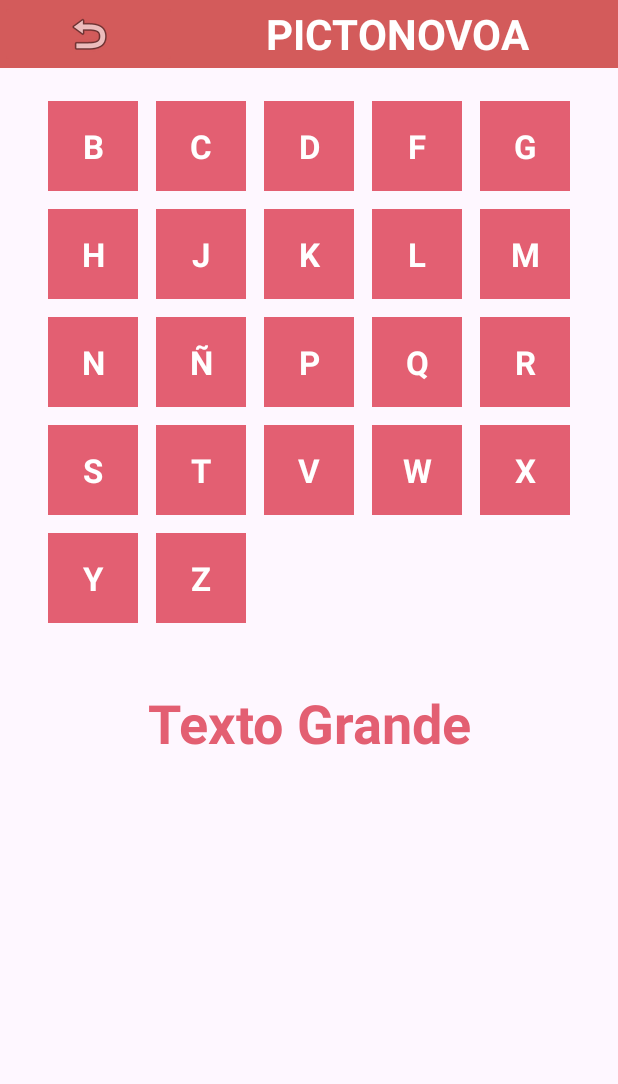
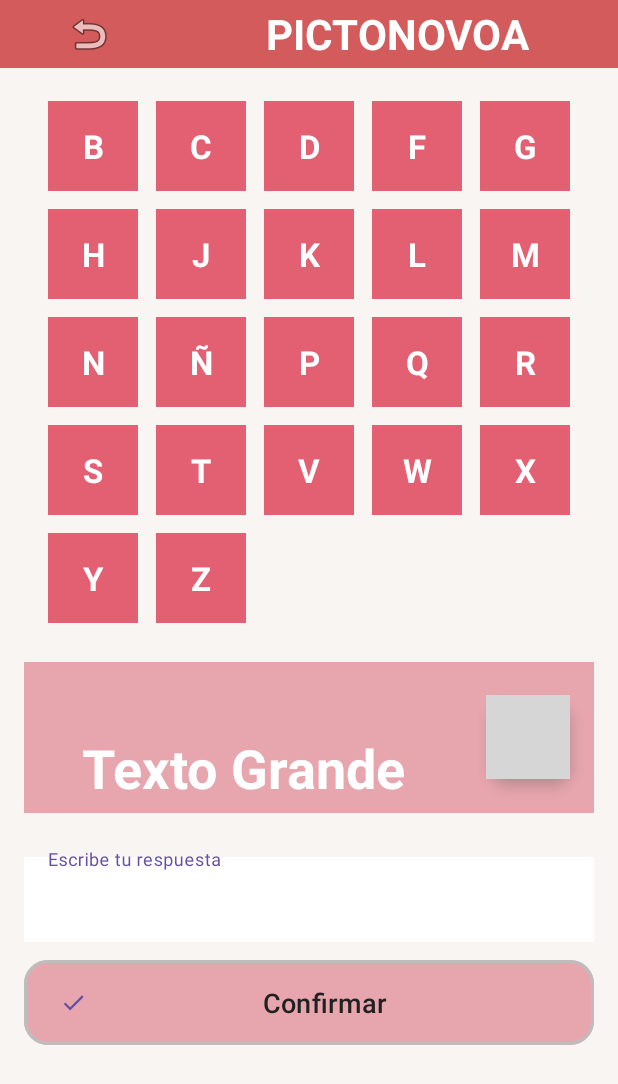
Before and after one commit to rubverd/edunova-pictogramas, an Android app: the layout silabas.xml on its own in the app's theme, with its tools: preview values and no code run, on a phone screen of 412 x 824 dp. Shown: the top 1084 px of the screen. Run offline under Robolectric (Android 15) with nearby library versions, the phone set to English and light mode, and no system bars; grey boxes are pictures that could not be loaded.

Commit message:
Cambiada UI de silabas, teoricamente ahora deberiamos de poder llegar a este menu a traves del menu principal(no he podido probarlo por errores de conexión)

```diff
--- a/app/src/main/java/com/example/edunova/HomeActivity.kt
+++ b/app/src/main/java/com/example/edunova/HomeActivity.kt
@@ -37,6 +37,9 @@ class HomeActivity : AppCompatActivity() {
 
         binding.cardGuess.setOnClickListener {
             // TODO: Reemplazar con: startActivity(Intent(this, GuessActivity::class.java))
+            startActivity(Intent(this, SilabasActivity::class.java))
+            startActivity(intent)
+
             showToast("Modo: Adivinar")
         }
 
--- a/app/src/main/java/com/example/edunova/SilabasActivity.kt
+++ b/app/src/main/java/com/example/edunova/SilabasActivity.kt
@@ -41,17 +41,6 @@ class SilabasActivity : AppCompatActivity() {
 
 
 
-        // Aquí puedes añadir la lógica para cuando el usuario pulse una letra.
-        // Por ejemplo, para la letra 'B':
-        binding.B.setOnClickListener {
-            // Actualiza el TextView grande o realiza otra acción.
-            binding.bigTextView.text = "B"
-        }
-
-        // Para la letra 'C':
-        binding.C.setOnClickListener {
-            binding.bigTextView.text = "C"
-        }
 
 
     }
--- a/app/src/main/res/layout/silabas.xml
+++ b/app/src/main/res/layout/silabas.xml
@@ -49,9 +49,10 @@
         <LinearLayout
             android:layout_width="match_parent"
             android:layout_height="match_parent"
+            android:background="@color/beige"
+            android:gravity="center_horizontal"
             android:orientation="vertical"
-            android:padding="16dp"
-            android:gravity="center_horizontal">
+            android:padding="16dp">
 
             <!-- Grid de consonantes -->
             <GridLayout
@@ -60,10 +61,10 @@
                 android:layout_height="wrap_content"
                 android:alignmentMode="alignMargins"
                 android:columnCount="5"
+                android:gravity="center"
                 android:rowCount="5"
                 android:rowOrderPreserved="false"
-                android:useDefaultMargins="true"
-                android:gravity="center">
+                android:useDefaultMargins="true">
 
                 <!-- Cada TextView representa una consonante -->
                 <TextView
@@ -178,17 +179,70 @@
             </GridLayout>
 
             <!-- TextView grande debajo del grid -->
-            <TextView
-                android:id="@+id/bigTextView"
+            <LinearLayout
                 android:layout_width="match_parent"
                 android:layout_height="wrap_content"
-                android:gravity="center"
-                android:text="Texto Grande"
-                android:textSize="36sp"
-                android:textStyle="bold"
-                android:textColor="#E35F72"
-                android:padding="16dp"
-                android:layout_marginTop="20dp"/>
+                android:layout_marginTop="20dp"
+                android:background="@color/CherryBlossomPink"
+                android:gravity="center_vertical"
+                android:orientation="horizontal">
+
+                <TextView
+                    android:id="@+id/TextoSilabas"
+                    android:layout_width="292dp"
+                    android:layout_height="wrap_content"
+                    android:layout_marginTop="20dp"
+                    android:gravity="center"
+                    android:padding="16dp"
+                    android:text="Texto Grande"
+                    android:textColor="@color/white"
+                    android:textSize="36sp"
+                    android:textStyle="bold" />
+
+                <com.google.android.material.floatingactionbutton.FloatingActionButton
+                    android:id="@+id/fabPlaySoundSilabas"
+                    android:layout_width="wrap_content"
+                    android:layout_height="wrap_content"
+                    android:layout_marginStart="16dp"
+                    android:contentDescription="Reproducir sonido de la sílaba"
+                    app:backgroundTint="@color/Mustard"
+                    app:srcCompat="@drawable/ic_volume_up"
+                    app:tint="@android:color/white" />
+            </LinearLayout>
+
+            <com.google.android.material.textfield.TextInputLayout
+                android:id="@+id/respuesta_layout"
+                style="@style/Widget.MaterialComponents.TextInputLayout.OutlinedBox"
+                android:layout_width="match_parent"
+                android:layout_height="wrap_content"
+                android:layout_marginTop="24dp">
+
+                <com.google.android.material.textfield.TextInputEditText
+                    android:id="@+id/respuesta"
+                    android:layout_width="match_parent"
+                    android:layout_height="wrap_content"
+                    android:background="@color/white"
+                    android:hint="Escribe tu respuesta"
+                    android:inputType="text" />
+
+            </com.google.android.material.textfield.TextInputLayout>
+
+            <com.google.android.material.button.MaterialButton
+                android:id="@+id/buttonOption3"
+                style="?attr/materialButtonOutlinedStyle"
+                android:layout_width="match_parent"
+                android:layout_height="wrap_content"
+                android:layout_marginTop="8dp"
+                android:paddingTop="16dp"
+                android:paddingBottom="16dp"
+                android:text="Confirmar"
+                android:textColor="#212121"
+                android:textSize="18sp"
+                app:backgroundTint="@color/option_button_background_color"
+                app:cornerRadius="16dp"
+                app:icon="@drawable/ic_check"
+                app:strokeColor="@color/option_button_stroke_color"
+                app:strokeWidth="2dp" />
         </LinearLayout>
     </LinearLayout>
 </androidx.constraintlayout.widget.ConstraintLayout>
```
